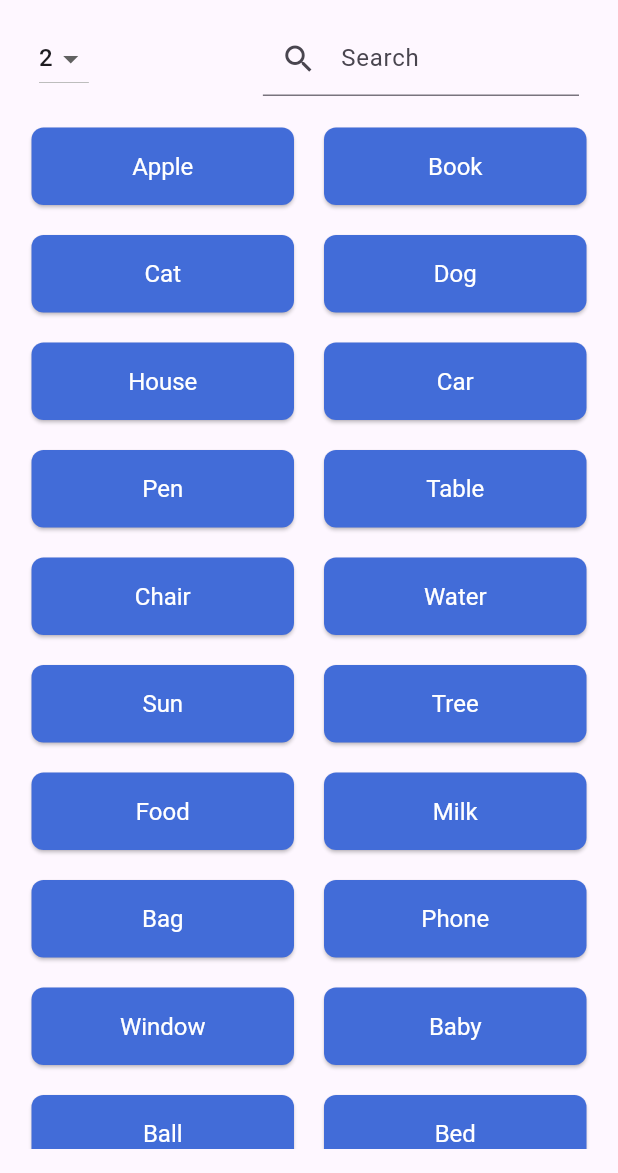
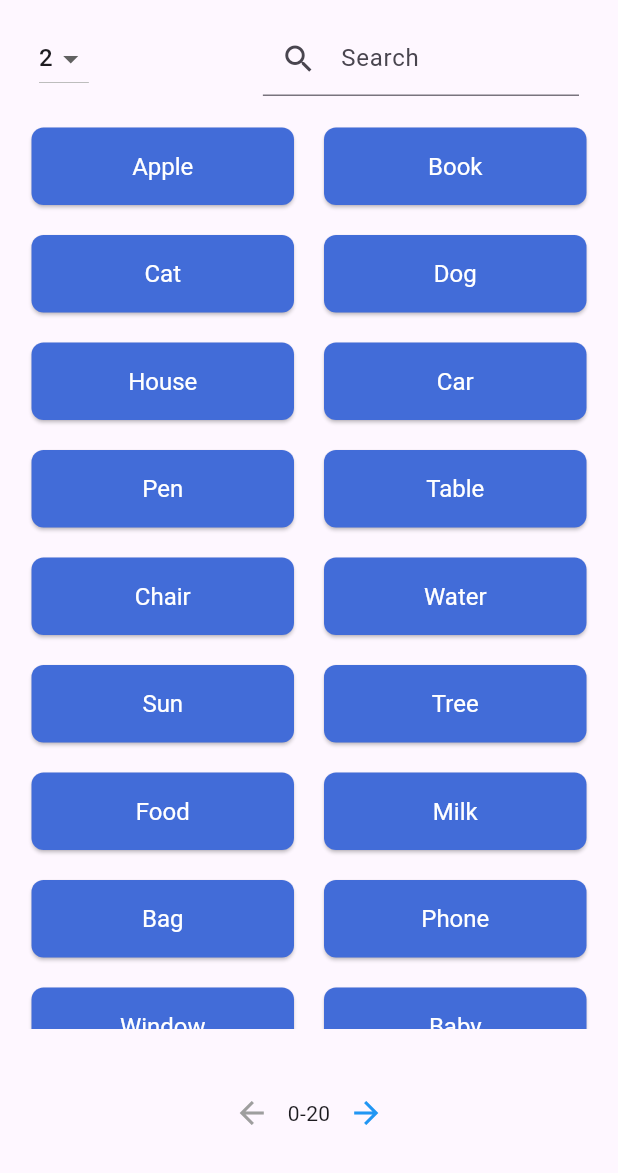
Before and after one commit to IvanRobak/words, a Flutter app: the screen it shows after launch, after a tap on "All words", on a phone screen of 412 x 824 dp, the part 63-1236 px from its top. Run offline on Flutter 3.47's test engine with Material 3 defaults, Android fonts, the phone set to English and light mode, and no system bars.

Commit message:
wordsPerPage

```diff
--- a/lib/main.dart
+++ b/lib/main.dart
@@ -14,7 +14,7 @@ class MyApp extends StatelessWidget {
       theme: ThemeData(
         primarySwatch: Colors.blue,
       ),
-      home: HomeScreen(),
+      home: const HomeScreen(),
     );
   }
 }
--- a/lib/screens/folder_list.dart
+++ b/lib/screens/folder_list.dart
@@ -2,6 +2,7 @@ import 'package:flutter/material.dart';
 import '../models/folder.dart';
 
 class FolderListScreen extends StatelessWidget {
+  FolderListScreen({super.key});
   final List<Folder> folders = [
     Folder(name: 'Папка 1', words: []),
     Folder(name: 'Папка 2', words: []),
@@ -11,10 +12,10 @@ class FolderListScreen extends StatelessWidget {
   Widget build(BuildContext context) {
     return Scaffold(
       appBar: AppBar(
-        title: Text('Мої папки'),
+        title: const Text('Мої папки'),
         actions: [
           IconButton(
-            icon: Icon(Icons.add),
+            icon: const Icon(Icons.add),
             onPressed: () {
               // Додайте логіку для створення нової папки
             },
--- a/lib/screens/home.dart
+++ b/lib/screens/home.dart
@@ -22,7 +22,7 @@ class HomeScreen extends StatelessWidget {
                   Navigator.push(
                     context,
                     MaterialPageRoute(
-                      builder: (context) => WordListScreen(),
+                      builder: (context) => const WordListScreen(),
                     ),
                   );
                 },
--- a/lib/screens/word_list.dart
+++ b/lib/screens/word_list.dart
@@ -16,6 +16,8 @@ class _WordListScreenState extends State<WordListScreen> {
   int columns = 2; // Поточна кількість стовпців
   final List<int> columnOptions = [2, 3]; // Можливі варіанти
   TextEditingController searchController = TextEditingController();
+  int currentPage = 0; // Поточна сторінка
+  final int wordsPerPage = 20; // Кількість слів на сторінку
 
   @override
   void initState() {
@@ -40,6 +42,7 @@ class _WordListScreenState extends State<WordListScreen> {
 
     setState(() {
       filteredWords = results;
+      currentPage = 0; // Скидаємо на першу сторінку при пошуку
     });
   }
 
@@ -47,6 +50,37 @@ class _WordListScreenState extends State<WordListScreen> {
   void dispose() {
     searchController.dispose();
     super.dispose();
+  }
+
+  List<Word> getCurrentPageWords() {
+    final start = currentPage * wordsPerPage;
+    final end = start + wordsPerPage;
+    return filteredWords.sublist(
+        start, end < filteredWords.length ? end : filteredWords.length);
+  }
+
+  void nextPage() {
+    if ((currentPage + 1) * wordsPerPage < filteredWords.length) {
+      setState(() {
+        currentPage++;
+      });
+    }
+  }
+
+  void previousPage() {
+    if (currentPage > 0) {
+      setState(() {
+        currentPage--;
+      });
+    }
+  }
+
+  String getCurrentPageRange() {
+    final start = currentPage * wordsPerPage;
+    final end = (currentPage + 1) * wordsPerPage < filteredWords.length
+        ? (currentPage + 1) * wordsPerPage
+        : filteredWords.length;
+    return '$start-$end';
   }
 
   @override
@@ -115,13 +149,34 @@ class _WordListScreenState extends State<WordListScreen> {
                         crossAxisSpacing: crossAxisSpacing,
                         childAspectRatio: 3,
                       ),
-                      itemCount: filteredWords.length,
+                      itemCount: getCurrentPageWords().length,
                       itemBuilder: (context, index) {
-                        final word = filteredWords[index];
+                        final word = getCurrentPageWords()[index];
                         return WordButton(word: word, columns: columns);
                       },
                     ),
                   ),
+          ),
+          Padding(
+            padding: const EdgeInsets.all(16.0),
+            child: Row(
+              mainAxisAlignment: MainAxisAlignment.center,
+              children: [
+                IconButton(
+                  icon: const Icon(Icons.arrow_back),
+                  onPressed: previousPage,
+                  color: currentPage > 0 ? Colors.blue : Colors.grey,
+                ),
+                Text(getCurrentPageRange()),
+                IconButton(
+                  icon: const Icon(Icons.arrow_forward),
+                  onPressed: nextPage,
+                  color: (currentPage + 1) * wordsPerPage < filteredWords.length
+                      ? Colors.blue
+                      : Colors.grey,
+                ),
+              ],
+            ),
           ),
         ],
       ),
```
Also changed, not shown: assets/data/words.json (+101 -1 lines).
